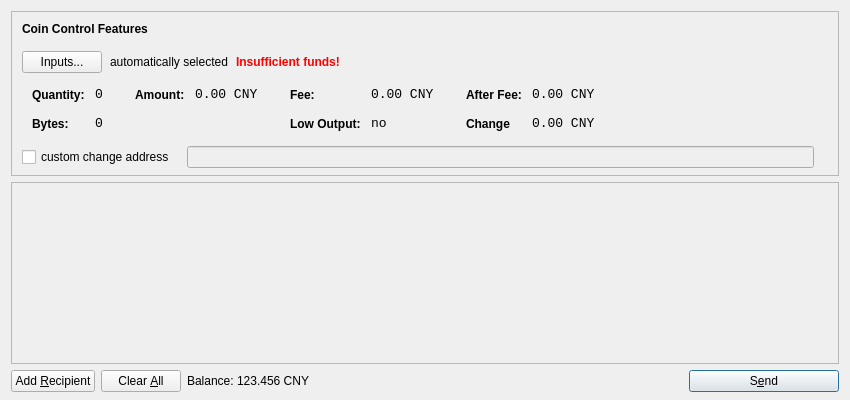
The window that src/qt/forms/sendcoinsdialog.ui (biz2013/AXFunds) describes before a commit, drawn with Qt 5.
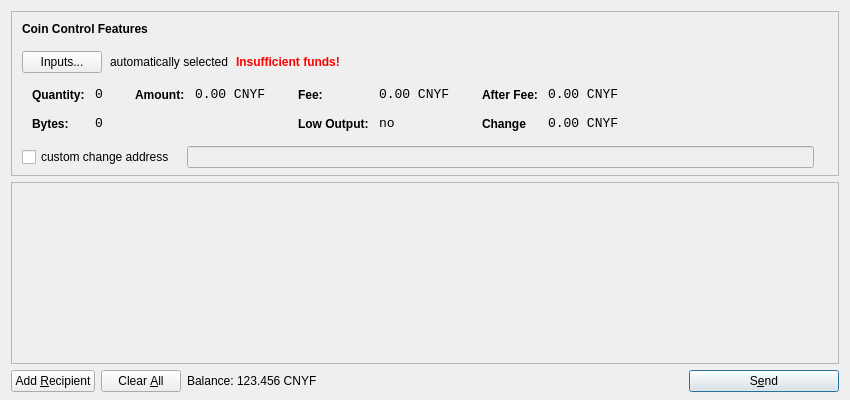
The same window after the commit. Icons and pictures are not drawn.

Commit message: update wallet & name to CNYF

The edit to the form file:
```diff
--- a/src/qt/forms/sendcoinsdialog.ui
+++ b/src/qt/forms/sendcoinsdialog.ui
@@ -321,7 +321,7 @@
                   <enum>Qt::ActionsContextMenu</enum>
                  </property>
                  <property name="text">
-                  <string notr="true">0.00 CNY</string>
+                  <string notr="true">0.00 CNYF</string>
                  </property>
                  <property name="textInteractionFlags">
                   <set>Qt::LinksAccessibleByMouse|Qt::TextSelectableByKeyboard|Qt::TextSelectableByMouse</set>
@@ -375,7 +375,7 @@
                   <enum>Qt::ActionsContextMenu</enum>
                  </property>
                  <property name="text">
-                  <string notr="true">0.00 CNY</string>
+                  <string notr="true">0.00 CNYF</string>
                  </property>
                  <property name="textInteractionFlags">
                   <set>Qt::LinksAccessibleByMouse|Qt::TextSelectableByKeyboard|Qt::TextSelectableByMouse</set>
@@ -461,7 +461,7 @@
                   <enum>Qt::ActionsContextMenu</enum>
                  </property>
                  <property name="text">
-                  <string notr="true">0.00 CNY</string>
+                  <string notr="true">0.00 CNYF</string>
                  </property>
                  <property name="textInteractionFlags">
                   <set>Qt::LinksAccessibleByMouse|Qt::TextSelectableByKeyboard|Qt::TextSelectableByMouse</set>
@@ -493,7 +493,7 @@
                   <enum>Qt::ActionsContextMenu</enum>
                  </property>
                  <property name="text">
-                  <string notr="true">0.00 CNY</string>
+                  <string notr="true">0.00 CNYF</string>
                  </property>
                  <property name="textInteractionFlags">
                   <set>Qt::LinksAccessibleByMouse|Qt::TextSelectableByKeyboard|Qt::TextSelectableByMouse</set>
@@ -692,7 +692,7 @@
           <cursorShape>IBeamCursor</cursorShape>
          </property>
          <property name="text">
-          <string notr="true">123.456 CNY</string>
+          <string notr="true">123.456 CNYF</string>
          </property>
          <property name="textInteractionFlags">
           <set>Qt::LinksAccessibleByMouse|Qt::TextSelectableByKeyboard|Qt::TextSelectableByMouse</set>
```
The commit also changes 30 other files.
